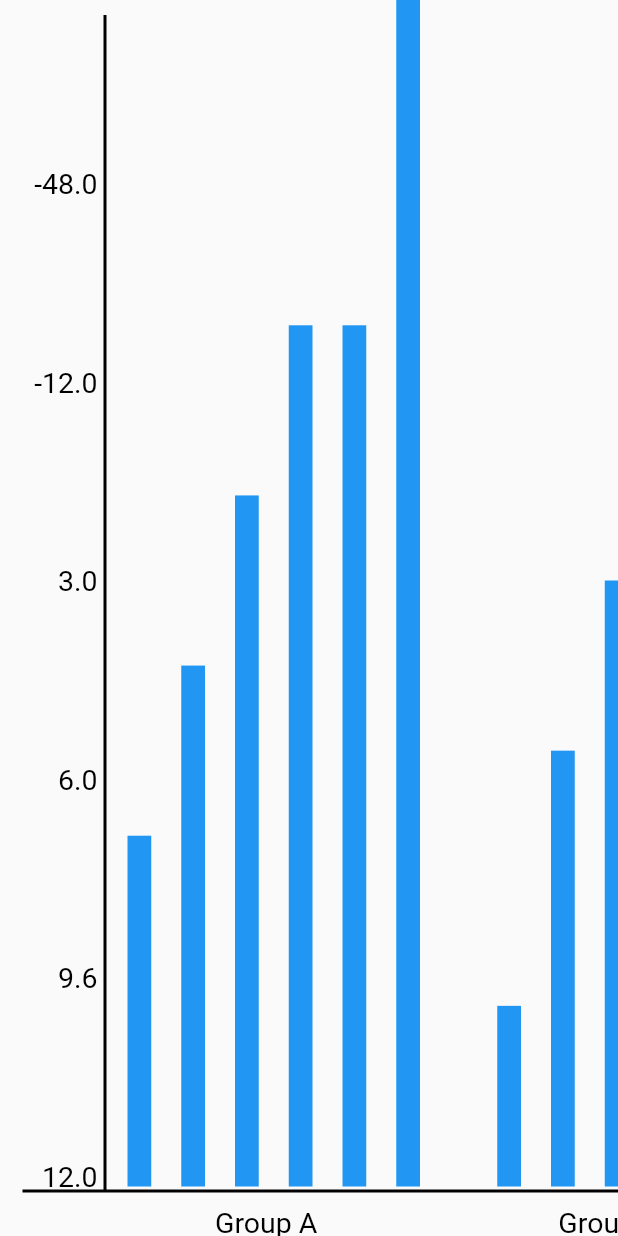
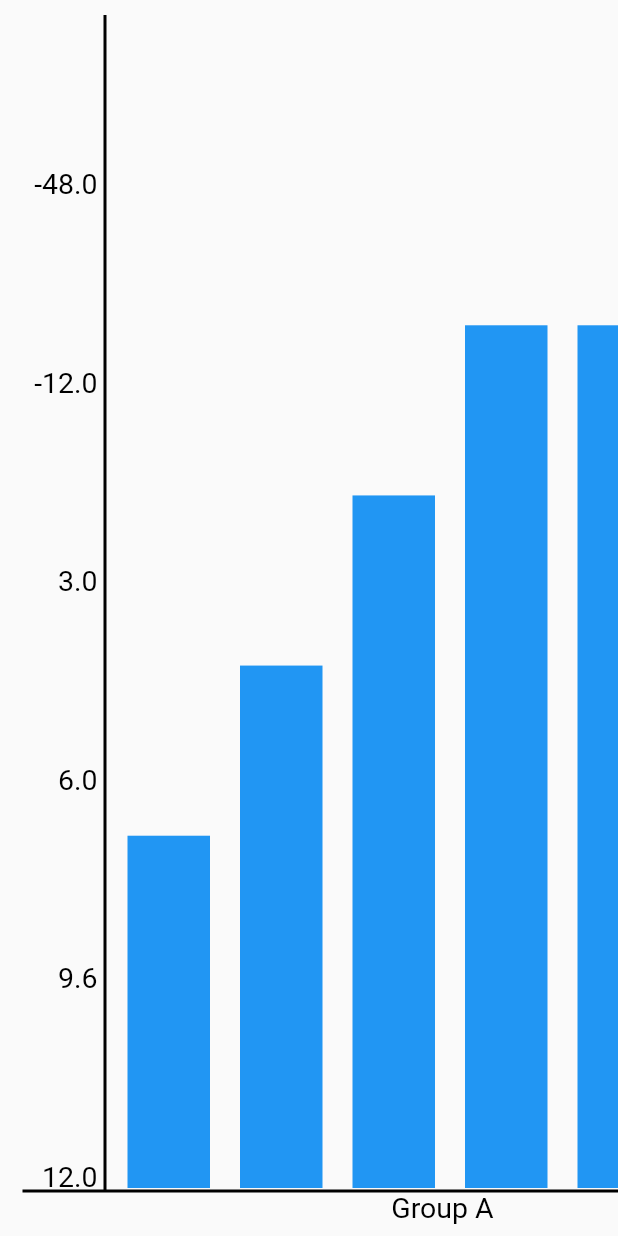
Before and after one commit to MohanmanuPaccore/FlutterCharts, a Flutter app: the screen it shows after launch, after a tap on "Group Bar Chart", on a phone screen of 412 x 824 dp. Run offline on Flutter 3.47's test engine with Material 2 defaults, Android fonts, the phone set to English and light mode, and no system bars.

Commit message:
Minor Fixes

```diff
--- a/custombarcharts/lib/test_barchart/screen/group_bar_painter.dart
+++ b/custombarcharts/lib/test_barchart/screen/group_bar_painter.dart
@@ -26,12 +26,13 @@ class GroupedBarChartPainter extends CustomPainter {
    double? leftLinePadding ;
    bool? isYAxisScrollable; // Separate left line padding
 
-  GroupedBarChartPainter({required this.groupData,required this.groupLabels,this.minimumBarWidth=20,this.groupSpacing=10,
+  GroupedBarChartPainter({required this.groupData,required this.groupLabels,this.minimumBarWidth=20,this.groupSpacing=20,
   this.bottomMargin=30,this.xAxisPadding=0,
   this.yAxisPadding=20,this.leftPadding=15,
   this.rightPadding=5,this.topPadding=10,
-  this.bottomPadding=3,this.xLineStrokeWidth=2.0,
+  this.bottomPadding=2,this.xLineStrokeWidth=2.0,
   this.leftLinePadding=70.0,this.yAxisLabelPadding=5,
+
   this.yLineStrokeWidth=2.0,this.isYAxisScrollable=true
 
 
@@ -114,7 +115,7 @@ for (int groupIndex = 0; groupIndex <= maxBarsInGroup; groupIndex++) {
     xLabelPainter.layout();
     final labelX =
         currentX + (barWidth * getBarListLength - xLabelPainter.width) / 2;
-    xLabelPainter.paint(canvas, Offset(labelX, xLabelY - 30));
+    xLabelPainter.paint(canvas, Offset(labelX, xLabelY - 40));
     double maxBarHeight = 0;
     for (int barIndex = 0;
         barIndex < groupData![groupIndex].length;
@@ -138,8 +139,7 @@ for (int groupIndex = 0; groupIndex <= maxBarsInGroup; groupIndex++) {
       currentX += barWidth;
       canvas.drawRect(rect, paint);
     }
-    currentX += groupSpacing! + (barWidth * numGroups * 0.2 - barWidth);
-  }
+currentX += groupSpacing! + (barWidth * getBarListLength - barWidth);  }
 }  @override
   bool shouldRepaint(CustomPainter oldDelegate) {
     return false;
--- a/custombarcharts/lib/test_barchart/screen/test_screens.dart/group_barchart_test.dart
+++ b/custombarcharts/lib/test_barchart/screen/test_screens.dart/group_barchart_test.dart
@@ -13,7 +13,7 @@ class GroupBarChartTest extends StatefulWidget {
 class _GroupBarChartTestState extends State<GroupBarChartTest> {
     final List<double> data = List.generate(50, (index) => Random().nextDouble() * 1000);
 
-            double barwidth=100;
+            double barwidth=300;
             //Group of bars
               List<List<double>> groupData = [
 
@@ -25,6 +25,14 @@ class _GroupBarChartTestState extends State<GroupBarChartTest> {
                 [15.0,],
                 [15.0, 35.0, 45.0],
                 [15.0, 35.0, 45.0],
+                [15.0, 35.0, 45.0],
+                [15.0, 35.0, 45.0],
+                [15.0, 35.0, 45.0],
+                [15.0, 35.0, 45.0],
+                [15.0, 35.0, 45.0],
+                [15.0, 35.0, 45.0],
+                [15.0, 35.0, 45.0],
+                [15.0, 35.0, 45.0],
 
               ]; // Category B
 
@@ -32,11 +40,21 @@ class _GroupBarChartTestState extends State<GroupBarChartTest> {
 List<String> labels=['Group A', 'Group B', 'Group C',
 
                'Group D','Group E','Group F',
-               'Group G','Group H'
+               'Group G','Group H','Group i','Group j','Group k','Group l','Group m','Group n','Group o','Group p'
 
 
                ];
 
+var barsLength = 0;
+
+@override
+void initState() {
+  // TODO: implement initState
+  for (int i = 0; i < groupData.length; i++) {
+    barsLength += groupData[i].length;
+  }
+  super.initState();
+}
 
   @override
   Widget build(BuildContext context) {
@@ -60,17 +78,19 @@ List<String> labels=['Group A', 'Group B', 'Group C',
     // ),
        SingleChildScrollView(
           scrollDirection: Axis.horizontal,
-      child: SizedBox(
-        width: barwidth * 10 + groupData.length * 100, // Adjust the width as needed
+          //Single bar Items
+          // child: CustomPaint(
+          //   size: Size(chartWidth, chartHeight),
+          //   painter: BarChartPainter(data),
+          // ),
           child: CustomPaint(
-          size: Size(barwidth * 10 + groupData.length * 100, chartHeight),
+            size: Size(barwidth * 20 + barsLength * 20, chartHeight),
             painter: GroupedBarChartPainter(
                 groupData: groupData,
                 groupLabels: labels,
-            isYAxisScrollable: false, // Disable Y-axis scrolling
+                minimumBarWidth: barwidth / 4),
           ),
-        ),
-      ),
+
     ),
   ],
 );
```
Lines whose indentation alone changed are shown as unchanged.
